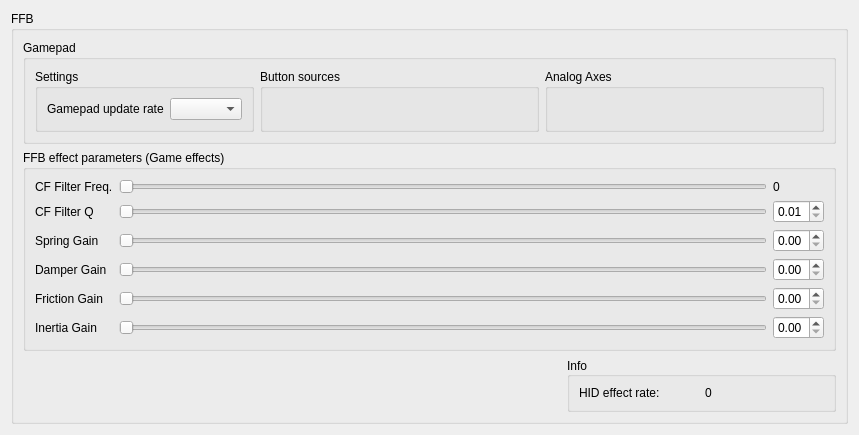
Old version of the form res/ffbclass.ui in the repository Ultrawipf/OpenFFBoard-configurator.
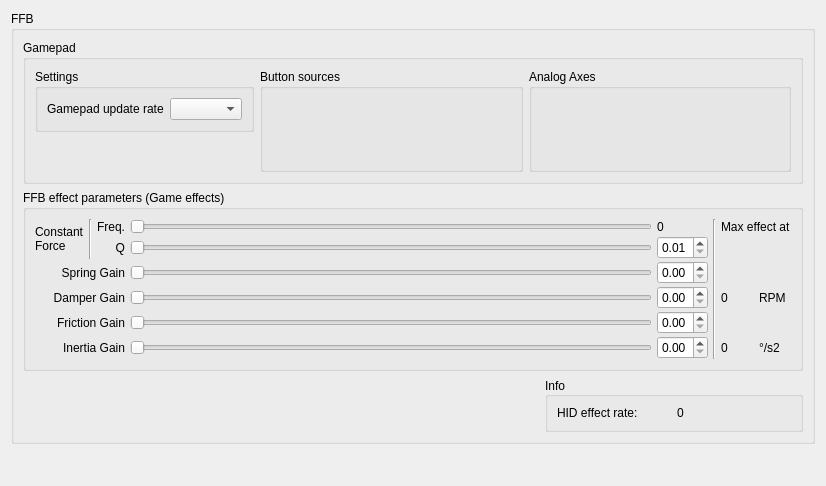
New version of the form.

Commit message: Add max effect metric.

The edit to the form file:
```diff
--- a/res/ffbclass.ui
+++ b/res/ffbclass.ui
@@ -6,8 +6,8 @@
    <rect>
     <x>0</x>
     <y>0</y>
-    <width>859</width>
-    <height>412</height>
+    <width>826</width>
+    <height>486</height>
    </rect>
   </property>
   <property name="windowTitle">
@@ -158,125 +158,115 @@
         <property name="title">
          <string>FFB effect parameters (Game effects)</string>
         </property>
+        <property name="flat">
+         <bool>false</bool>
+        </property>
         <layout class="QGridLayout" name="gridLayout">
-         <item row="0" column="2">
-          <widget class="QLabel" name="label_cffilter">
-           <property name="text">
-            <string>0</string>
-           </property>
-          </widget>
-         </item>
-         <item row="2" column="1">
-          <widget class="QSlider" name="horizontalSlider_spring">
+         <property name="horizontalSpacing">
+          <number>5</number>
+         </property>
+         <property name="verticalSpacing">
+          <number>2</number>
+         </property>
+         <item row="5" column="0" colspan="3">
+          <widget class="QLabel" name="label_7">
            <property name="toolTip">
             <string>&lt;html&gt;&lt;head/&gt;&lt;body&gt;&lt;p&gt;Intensity of friction effects&lt;/p&gt;&lt;/body&gt;&lt;/html&gt;</string>
            </property>
-           <property name="maximum">
-            <number>255</number>
+           <property name="frameShape">
+            <enum>QFrame::NoFrame</enum>
            </property>
-           <property name="pageStep">
-            <number>4</number>
+           <property name="frameShadow">
+            <enum>QFrame::Raised</enum>
            </property>
-           <property name="value">
-            <number>0</number>
+           <property name="text">
+            <string>Inertia Gain</string>
            </property>
-           <property name="sliderPosition">
-            <number>0</number>
+           <property name="alignment">
+            <set>Qt::AlignRight|Qt::AlignTrailing|Qt::AlignVCenter</set>
            </property>
-           <property name="orientation">
-            <enum>Qt::Horizontal</enum>
-           </property>
           </widget>
          </item>
-         <item row="0" column="1">
-          <widget class="QSlider" name="horizontalSlider_cffilter">
-           <property name="toolTip">
-            <string>&lt;html&gt;&lt;head/&gt;&lt;body&gt;&lt;p&gt;Constant force effect filter&lt;/p&gt;&lt;/body&gt;&lt;/html&gt;</string>
-           </property>
-           <property name="minimum">
-            <number>10</number>
-           </property>
-           <property name="maximum">
-            <number>500</number>
-           </property>
-           <property name="pageStep">
-            <number>4</number>
-           </property>
-           <property name="value">
-            <number>10</number>
-           </property>
-           <property name="sliderPosition">
-            <number>10</number>
-           </property>
-           <property name="orientation">
-            <enum>Qt::Horizontal</enum>
-           </property>
-          </widget>
-         </item>
-         <item row="2" column="0">
+         <item row="2" column="0" colspan="3">
           <widget class="QLabel" name="label_9">
            <property name="toolTip">
             <string>&lt;html&gt;&lt;head/&gt;&lt;body&gt;&lt;p&gt;Intensity of friction effects&lt;/p&gt;&lt;/body&gt;&lt;/html&gt;</string>
            </property>
+           <property name="frameShape">
+            <enum>QFrame::NoFrame</enum>
+           </property>
+           <property name="frameShadow">
+            <enum>QFrame::Raised</enum>
+           </property>
            <property name="text">
             <string>Spring Gain</string>
            </property>
+           <property name="alignment">
+            <set>Qt::AlignRight|Qt::AlignTrailing|Qt::AlignVCenter</set>
+           </property>
           </widget>
          </item>
-         <item row="3" column="1">
-          <widget class="QSlider" name="horizontalSlider_damper">
-           <property name="toolTip">
-            <string>&lt;html&gt;&lt;head/&gt;&lt;body&gt;&lt;p&gt;Centering force when FFB is inactive&lt;/p&gt;&lt;/body&gt;&lt;/html&gt;</string>
+         <item row="0" column="0" rowspan="2">
+          <widget class="QLabel" name="label_5">
+           <property name="frameShape">
+            <enum>QFrame::NoFrame</enum>
+           </property>
+           <property name="frameShadow">
+            <enum>QFrame::Raised</enum>
+           </property>
+           <property name="lineWidth">
+            <number>1</number>
+           </property>
+           <property name="midLineWidth">
+            <number>1</number>
+           </property>
+           <property name="text">
+            <string>&lt;html&gt;&lt;head/&gt;&lt;body&gt;&lt;p&gt;Constant&lt;br/&gt;Force&lt;/p&gt;&lt;/body&gt;&lt;/html&gt;</string>
+           </property>
+           <property name="scaledContents">
+            <bool>true</bool>
+           </property>
+          </widget>
+         </item>
+         <item row="5" column="6">
+          <widget class="QLabel" name="label_accel">
+           <property name="text">
+            <string>0</string>
+           </property>
+          </widget>
+         </item>
+         <item row="2" column="4">
+          <widget class="QDoubleSpinBox" name="doubleSpinBox_spring">
+           <property name="decimals">
+            <number>2</number>
            </property>
            <property name="maximum">
-            <number>255</number>
+            <double>4.000000000000000</double>
            </property>
-           <property name="pageStep">
-            <number>4</number>
+           <property name="singleStep">
+            <double>0.010000000000000</double>
            </property>
-           <property name="value">
-            <number>0</number>
-           </property>
-           <property name="sliderPosition">
-            <number>0</number>
-           </property>
-           <property name="orientation">
-            <enum>Qt::Horizontal</enum>
-           </property>
           </widget>
          </item>
-         <item row="0" column="0">
-          <widget class="QLabel" name="label_11">
-           <property name="toolTip">
-            <string>&lt;html&gt;&lt;head/&gt;&lt;body&gt;&lt;p&gt;Constant force effect filter&lt;/p&gt;&lt;/body&gt;&lt;/html&gt;</string>
-           </property>
+         <item row="1" column="2">
+          <widget class="QLabel" name="label">
            <property name="text">
-            <string>CF Filter Freq.</string>
+            <string>Q</string>
            </property>
-          </widget>
-         </item>
-         <item row="3" column="0">
-          <widget class="QLabel" name="label_10">
-           <property name="toolTip">
-            <string>&lt;html&gt;&lt;head/&gt;&lt;body&gt;&lt;p&gt;Centering force when FFB is inactive&lt;/p&gt;&lt;/body&gt;&lt;/html&gt;</string>
+           <property name="alignment">
+            <set>Qt::AlignRight|Qt::AlignTrailing|Qt::AlignVCenter</set>
            </property>
-           <property name="text">
-            <string>Damper Gain</string>
-           </property>
           </widget>
          </item>
-         <item row="4" column="0">
-          <widget class="QLabel" name="label_12">
-           <property name="toolTip">
-            <string>&lt;html&gt;&lt;head/&gt;&lt;body&gt;&lt;p&gt;Constant force effect filter&lt;/p&gt;&lt;/body&gt;&lt;/html&gt;</string>
-           </property>
+         <item row="3" column="7">
+          <widget class="QLabel" name="label_3">
            <property name="text">
-            <string>Friction Gain</string>
+            <string>RPM</string>
            </property>
           </widget>
          </item>
-         <item row="5" column="1">
-          <widget class="QSlider" name="horizontalSlider_inertia">
+         <item row="2" column="3">
+          <widget class="QSlider" name="horizontalSlider_spring">
            <property name="toolTip">
             <string>&lt;html&gt;&lt;head/&gt;&lt;body&gt;&lt;p&gt;Intensity of friction effects&lt;/p&gt;&lt;/body&gt;&lt;/html&gt;</string>
            </property>
@@ -297,7 +287,27 @@
            </property>
           </widget>
          </item>
-         <item row="4" column="1">
+         <item row="4" column="4">
+          <widget class="QDoubleSpinBox" name="doubleSpinBox_friction">
+           <property name="maximum">
+            <double>2.000000000000000</double>
+           </property>
+           <property name="singleStep">
+            <double>0.010000000000000</double>
+           </property>
+          </widget>
+         </item>
+         <item row="3" column="4">
+          <widget class="QDoubleSpinBox" name="doubleSpinBox_damper">
+           <property name="maximum">
+            <double>2.000000000000000</double>
+           </property>
+           <property name="singleStep">
+            <double>0.010000000000000</double>
+           </property>
+          </widget>
+         </item>
+         <item row="4" column="3">
           <widget class="QSlider" name="horizontalSlider_friction">
            <property name="toolTip">
             <string>&lt;html&gt;&lt;head/&gt;&lt;body&gt;&lt;p&gt;Constant force effect filter&lt;/p&gt;&lt;/body&gt;&lt;/html&gt;</string>
@@ -322,17 +332,34 @@
            </property>
           </widget>
          </item>
-         <item row="5" column="0">
-          <widget class="QLabel" name="label_7">
+         <item row="0" column="2">
+          <widget class="QLabel" name="label_11">
            <property name="toolTip">
-            <string>&lt;html&gt;&lt;head/&gt;&lt;body&gt;&lt;p&gt;Intensity of friction effects&lt;/p&gt;&lt;/body&gt;&lt;/html&gt;</string>
+            <string>&lt;html&gt;&lt;head/&gt;&lt;body&gt;&lt;p&gt;Constant force effect filter&lt;/p&gt;&lt;/body&gt;&lt;/html&gt;</string>
            </property>
            <property name="text">
-            <string>Inertia Gain</string>
+            <string>Freq.</string>
            </property>
+           <property name="alignment">
+            <set>Qt::AlignRight|Qt::AlignTrailing|Qt::AlignVCenter</set>
+           </property>
           </widget>
          </item>
-         <item row="1" column="1">
+         <item row="0" column="4">
+          <widget class="QLabel" name="label_cffilter">
+           <property name="text">
+            <string>0</string>
+           </property>
+          </widget>
+         </item>
+         <item row="0" column="1" rowspan="2">
+          <widget class="Line" name="line">
+           <property name="orientation">
+            <enum>Qt::Vertical</enum>
+           </property>
+          </widget>
+         </item>
+         <item row="1" column="3">
           <widget class="QSlider" name="horizontalSlider_CFq">
            <property name="minimum">
             <number>0</number>
@@ -354,14 +381,55 @@
            </property>
           </widget>
          </item>
-         <item row="1" column="0">
-          <widget class="QLabel" name="label">
+         <item row="3" column="3">
+          <widget class="QSlider" name="horizontalSlider_damper">
+           <property name="toolTip">
+            <string>&lt;html&gt;&lt;head/&gt;&lt;body&gt;&lt;p&gt;Centering force when FFB is inactive&lt;/p&gt;&lt;/body&gt;&lt;/html&gt;</string>
+           </property>
+           <property name="maximum">
+            <number>255</number>
+           </property>
+           <property name="pageStep">
+            <number>4</number>
+           </property>
+           <property name="value">
+            <number>0</number>
+           </property>
+           <property name="sliderPosition">
+            <number>0</number>
+           </property>
+           <property name="orientation">
+            <enum>Qt::Horizontal</enum>
+           </property>
+          </widget>
+         </item>
+         <item row="3" column="6">
+          <widget class="QLabel" name="label_rpm">
            <property name="text">
-            <string>CF Filter Q</string>
+            <string>0</string>
            </property>
           </widget>
          </item>
-         <item row="1" column="2">
+         <item row="4" column="0" colspan="3">
+          <widget class="QLabel" name="label_12">
+           <property name="toolTip">
+            <string>&lt;html&gt;&lt;head/&gt;&lt;body&gt;&lt;p&gt;Constant force effect filter&lt;/p&gt;&lt;/body&gt;&lt;/html&gt;</string>
+           </property>
+           <property name="frameShape">
+            <enum>QFrame::NoFrame</enum>
+           </property>
+           <property name="frameShadow">
+            <enum>QFrame::Raised</enum>
+           </property>
+           <property name="text">
+            <string>Friction Gain</string>
+           </property>
+           <property name="alignment">
+            <set>Qt::AlignRight|Qt::AlignTrailing|Qt::AlignVCenter</set>
+           </property>
+          </widget>
+         </item>
+         <item row="1" column="4">
           <widget class="QDoubleSpinBox" name="doubleSpinBox_CFq">
            <property name="minimum">
             <double>0.010000000000000</double>
@@ -374,40 +442,61 @@
            </property>
           </widget>
          </item>
-         <item row="2" column="2">
-          <widget class="QDoubleSpinBox" name="doubleSpinBox_spring">
-           <property name="decimals">
-            <number>2</number>
+         <item row="0" column="3">
+          <widget class="QSlider" name="horizontalSlider_cffilter">
+           <property name="toolTip">
+            <string>&lt;html&gt;&lt;head/&gt;&lt;body&gt;&lt;p&gt;Constant force effect filter&lt;/p&gt;&lt;/body&gt;&lt;/html&gt;</string>
            </property>
+           <property name="minimum">
+            <number>10</number>
+           </property>
            <property name="maximum">
-            <double>4.000000000000000</double>
+            <number>500</number>
            </property>
-           <property name="singleStep">
-            <double>0.010000000000000</double>
+           <property name="pageStep">
+            <number>4</number>
            </property>
+           <property name="value">
+            <number>10</number>
+           </property>
+           <property name="sliderPosition">
+            <number>10</number>
+           </property>
+           <property name="orientation">
+            <enum>Qt::Horizontal</enum>
+           </property>
           </widget>
          </item>
-         <item row="3" column="2">
-          <widget class="QDoubleSpinBox" name="doubleSpinBox_damper">
+         <item row="5" column="3">
+          <widget class="QSlider" name="horizontalSlider_inertia">
+           <property name="toolTip">
+            <string>&lt;html&gt;&lt;head/&gt;&lt;body&gt;&lt;p&gt;Intensity of friction effects&lt;/p&gt;&lt;/body&gt;&lt;/html&gt;</string>
+           </property>
            <property name="maximum">
-            <double>2.000000000000000</double>
+            <number>255</number>
            </property>
-           <property name="singleStep">
-            <double>0.010000000000000</double>
+           <property name="pageStep">
+            <number>4</number>
            </property>
+           <property name="value">
+            <number>0</number>
+           </property>
+           <property name="sliderPosition">
+            <number>0</number>
+           </property>
+           <property name="orientation">
+            <enum>Qt::Horizontal</enum>
+           </property>
           </widget>
          </item>
-         <item row="4" column="2">
-          <widget class="QDoubleSpinBox" name="doubleSpinBox_friction">
-           <property name="maximum">
-            <double>2.000000000000000</double>
+         <item row="5" column="7">
+          <widget class="QLabel" name="label_6">
+           <property name="text">
+            <string>°/s2</string>
            </property>
-           <property name="singleStep">
-            <double>0.010000000000000</double>
-           </property>
           </widget>
          </item>
-         <item row="5" column="2">
+         <item row="5" column="4">
           <widget class="QDoubleSpinBox" name="doubleSpinBox_inertia">
            <property name="maximum">
             <double>2.000000000000000</double>
@@ -417,6 +506,39 @@
            </property>
           </widget>
          </item>
+         <item row="3" column="0" colspan="3">
+          <widget class="QLabel" name="label_10">
+           <property name="toolTip">
+            <string>&lt;html&gt;&lt;head/&gt;&lt;body&gt;&lt;p&gt;Centering force when FFB is inactive&lt;/p&gt;&lt;/body&gt;&lt;/html&gt;</string>
+           </property>
+           <property name="frameShape">
+            <enum>QFrame::NoFrame</enum>
+           </property>
+           <property name="frameShadow">
+            <enum>QFrame::Raised</enum>
+           </property>
+           <property name="text">
+            <string>Damper Gain</string>
+           </property>
+           <property name="alignment">
+            <set>Qt::AlignRight|Qt::AlignTrailing|Qt::AlignVCenter</set>
+           </property>
+          </widget>
+         </item>
+         <item row="0" column="5" rowspan="6">
+          <widget class="Line" name="line_2">
+           <property name="orientation">
+            <enum>Qt::Vertical</enum>
+           </property>
+          </widget>
+         </item>
+         <item row="0" column="6" colspan="2">
+          <widget class="QLabel" name="label_8">
+           <property name="text">
+            <string>Max effect at</string>
+           </property>
+          </widget>
+         </item>
         </layout>
        </widget>
       </item>
```
The commit also changes 2 other files.
